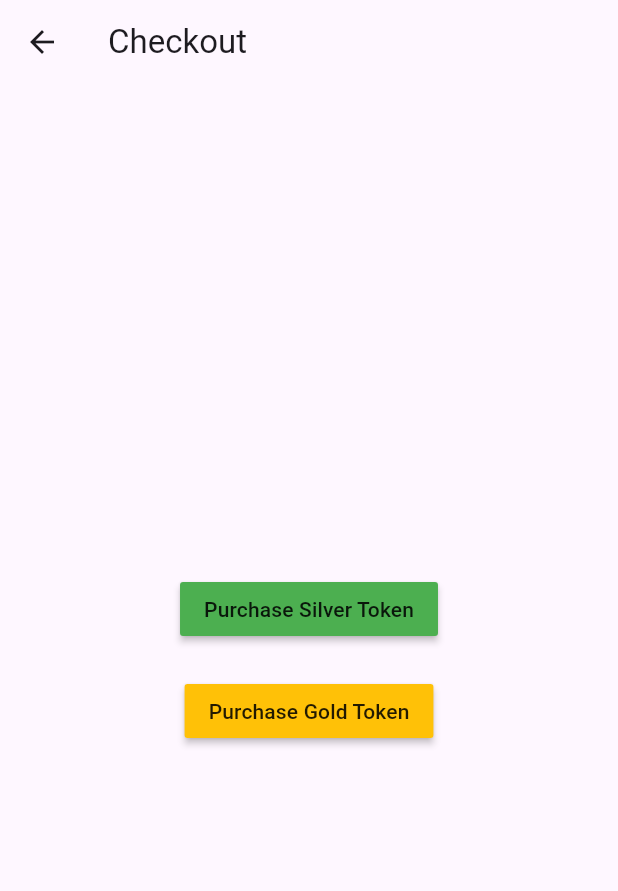
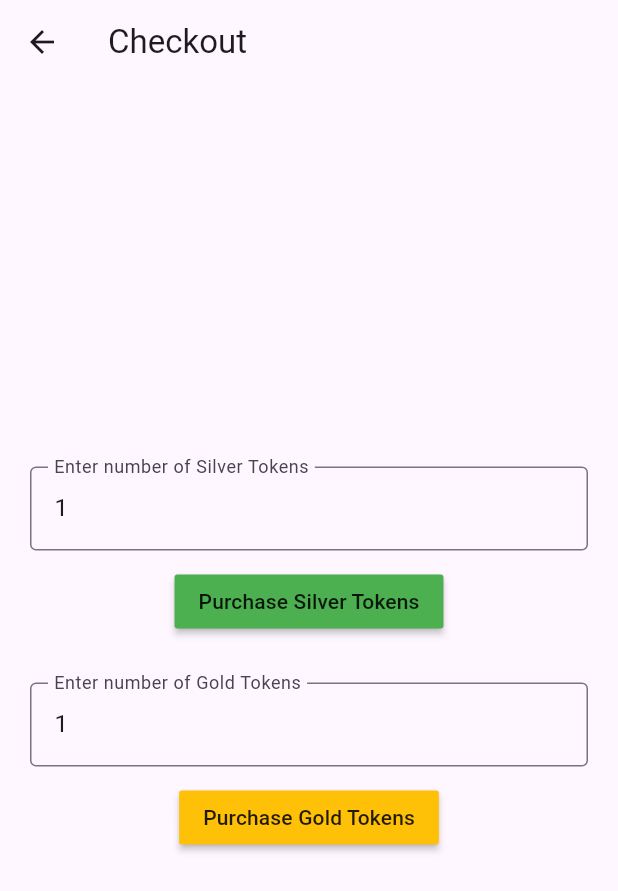
Before and after one commit to mnymkz/Winetopia, a Flutter app: the CheckoutScreen screen opened directly, on a phone screen of 412 x 824 dp. Shown: the top 891 px of the screen. Run offline on Flutter 3.47's test engine with Material 3 defaults, Android fonts, the phone set to English and light mode, and no system bars; our stand-ins replace cloud_firestore, curved_navigation_bar, dio, firebase_auth, firebase_core, flutter_dotenv and 2 more; missing offline and left inert: dart:ffi, flutter_stripe, nfc_manager; accounts and stored records are empty.

Commit message:
refactor: refactored stripe methods to include token amount. This commit changes the makePayment, createPaymentIntent and getProduct amount methods to take in quantity.

```diff
--- a/lib/screens/home/checkout.dart
+++ b/lib/screens/home/checkout.dart
@@ -9,15 +9,15 @@ class CheckoutScreen extends StatefulWidget {
 }
 
 class _CheckoutScreenState extends State<CheckoutScreen> {
-  final TextEditingController _tokenAmountController1 =
+  final TextEditingController _silverTokenController =
       TextEditingController(text: '1');
-  final TextEditingController _tokenAmountController2 =
+  final TextEditingController _goldTokenController =
       TextEditingController(text: '1');
 
   @override
   void dispose() {
-    _tokenAmountController1.dispose();
-    _tokenAmountController2.dispose();
+    _silverTokenController.dispose();
+    _goldTokenController.dispose();
     super.dispose();
   }
 
@@ -25,38 +25,81 @@ class _CheckoutScreenState extends State<CheckoutScreen> {
   final String _silverTokenPriceId = 'price_1PpOMDIMm5TYEIRdJyM8qm2k';
   final String _goldTokenPriceId = 'price_1PwhK7IMm5TYEIRdnVROX7Ya';
 
+  // Validate the quantity input (must be an integer >= 1)
+  int _validateQuantity(String quantityText) {
+    final quantity = int.tryParse(quantityText);
+    if (quantity == null || quantity <= 0) {
+      return 1; // default to 1 if invalid
+    }
+    return quantity;
+  }
+
   @override
   Widget build(BuildContext context) {
     return Scaffold(
       appBar: AppBar(
         title: const Text('Checkout'),
       ),
-      body: SizedBox.expand(
+      body: Padding(
+        padding: const EdgeInsets.all(20.0),
         child: Column(
           mainAxisAlignment: MainAxisAlignment.center,
           crossAxisAlignment: CrossAxisAlignment.center,
           children: [
-            // Silver token purchase button
+            // Silver Token Section
+            TextField(
+              controller: _silverTokenController,
+              keyboardType: TextInputType.number,
+              decoration: const InputDecoration(
+                labelText: 'Enter number of Silver Tokens',
+                border: OutlineInputBorder(),
+              ),
+            ),
+            const SizedBox(height: 10),
             MaterialButton(
               onPressed: () async {
-                //make payment using silver token ID
-                await StripeService.instance.makePayment(_silverTokenPriceId);
+                // Get the quantity of silver tokens
+                final silverTokenQuantity =
+                    _validateQuantity(_silverTokenController.text);
+
+                // Multiply the amount by the quantity and pass it to Stripe
+                await StripeService.instance.makePayment(
+                  _silverTokenPriceId,
+                  quantity: silverTokenQuantity,
+                );
               },
               color: Colors.green,
               child: const Text(
-                "Purchase Silver Token",
+                "Purchase Silver Tokens",
               ),
             ),
-            const SizedBox(height: 20),
-            // Gold token purchase button
+            const SizedBox(height: 30),
+
+            // Gold Token Section
+            TextField(
+              controller: _goldTokenController,
+              keyboardType: TextInputType.number,
+              decoration: const InputDecoration(
+                labelText: 'Enter number of Gold Tokens',
+                border: OutlineInputBorder(),
+              ),
+            ),
+            const SizedBox(height: 10),
             MaterialButton(
               onPressed: () async {
-                //make payment using gold token id
-                await StripeService.instance.makePayment(_goldTokenPriceId);
+                // Get the quantity of gold tokens
+                final goldTokenQuantity =
+                    _validateQuantity(_goldTokenController.text);
+
+                // Multiply the amount by the quantity and pass it to Stripe
+                await StripeService.instance.makePayment(
+                  _goldTokenPriceId,
+                  quantity: goldTokenQuantity,
+                );
               },
               color: Colors.amber,
               child: const Text(
-                "Purchase Gold Token",
+                "Purchase Gold Tokens",
               ),
             ),
           ],
--- a/pubspec.yaml
+++ b/pubspec.yaml
@@ -44,6 +44,7 @@ dependencies:
     flutter_stripe: ^11.0.0
     dio: ^5.6.0
     flutter_dotenv: ^5.1.0
+    connectivity_plus: ^6.0.5
 
 dev_dependencies:
     flutter_test:
```
Also changed, not shown: lib/services/stripe_service.dart (+25 -78 lines), pubspec.lock, 3 other files.
